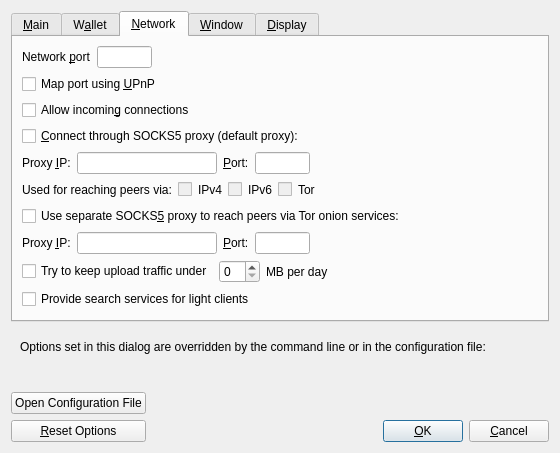
Before: the Qt Designer form src/qt/forms/optionsdialog.ui in bitcoincore-dev/bitcoin-2001-863168-294116-d812cf1189, drawn with Qt 5.
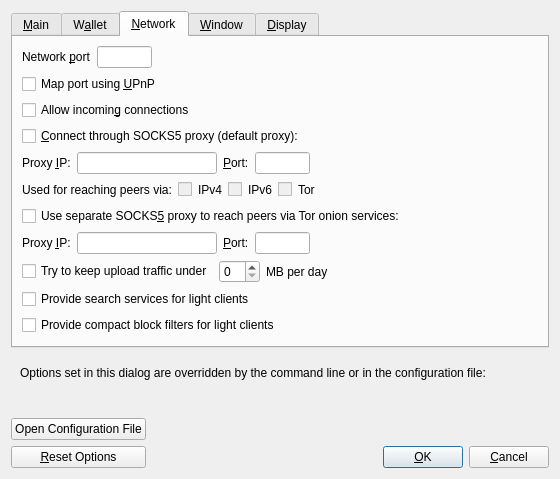
After: the same form once the commit is applied. The open tabs and pages were chosen to show the change. Custom widgets are drawn as their Qt base class.

Commit message:
Qt/Options: Expose peerblockfilters in GUI using rwconf
For now, enables basic block filters permanently (can only be disabled via enabling prune)

The edit to the form file:
```diff
--- a/src/qt/forms/optionsdialog.ui
+++ b/src/qt/forms/optionsdialog.ui
@@ -697,6 +697,16 @@
          </property>
         </widget>
        </item>
+       <item>
+        <widget class="QCheckBox" name="peerblockfilters">
+         <property name="toolTip">
+          <string>Generate compact block filters and allow peers to download them</string>
+         </property>
+         <property name="text">
+          <string>Provide compact block filters for light clients</string>
+         </property>
+        </widget>
+       </item>
        <item>
         <spacer name="verticalSpacer_Network">
          <property name="orientation">
```
The commit also changes 3 other files.
